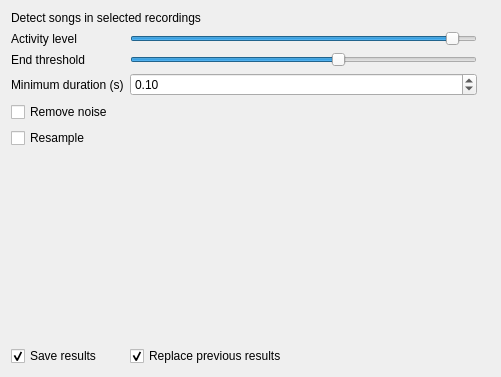
Qt form src/gui/widgets/audio/ui/detectoroptions.ui (Vin985/ecosongs) before a commit.
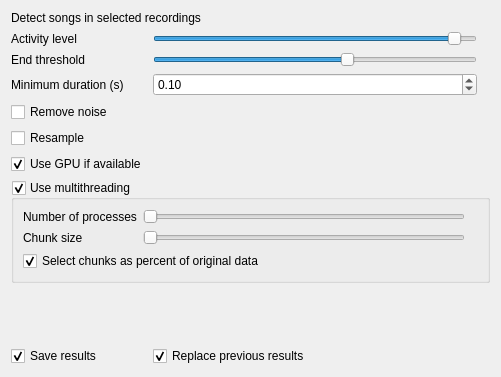
The same form after that commit.

Commit message: detector options

```diff
--- a/src/gui/widgets/audio/ui/detectoroptions.ui
+++ b/src/gui/widgets/audio/ui/detectoroptions.ui
@@ -109,7 +109,37 @@
      </property>
     </widget>
    </item>
+   <item row="9" column="0">
+    <widget class="QCheckBox" name="checkbox_save">
+     <property name="text">
+      <string>Save results</string>
+     </property>
+     <property name="checked">
+      <bool>true</bool>
+     </property>
+    </widget>
+   </item>
+   <item row="9" column="1">
+    <widget class="QCheckBox" name="checkbox_overwrite">
+     <property name="text">
+      <string>Replace previous results</string>
+     </property>
+     <property name="checked">
+      <bool>true</bool>
+     </property>
+    </widget>
+   </item>
    <item row="6" column="0">
+    <widget class="QCheckBox" name="checkbox_gpu">
+     <property name="text">
+      <string>Use GPU if available</string>
+     </property>
+     <property name="checked">
+      <bool>true</bool>
+     </property>
+    </widget>
+   </item>
+   <item row="8" column="0" colspan="2">
     <spacer name="verticalSpacer">
      <property name="orientation">
       <enum>Qt::Vertical</enum>
@@ -122,24 +152,68 @@
      </property>
     </spacer>
    </item>
-   <item row="7" column="0">
-    <widget class="QCheckBox" name="checkbox_save">
-     <property name="text">
-      <string>Save results</string>
+   <item row="7" column="0" colspan="3">
+    <widget class="QGroupBox" name="groupBox">
+     <property name="title">
+      <string>Use multithreading</string>
      </property>
-     <property name="checked">
+     <property name="checkable">
       <bool>true</bool>
      </property>
-    </widget>
-   </item>
-   <item row="7" column="1">
-    <widget class="QCheckBox" name="checkbox_overwrite">
-     <property name="text">
-      <string>Replace previous results</string>
-     </property>
-     <property name="checked">
-      <bool>true</bool>
-     </property>
+     <layout class="QGridLayout" name="gridLayout_2">
+      <item row="0" column="1">
+       <widget class="QSlider" name="horizontalSlider">
+        <property name="orientation">
+         <enum>Qt::Horizontal</enum>
+        </property>
+       </widget>
+      </item>
+      <item row="2" column="2">
+       <widget class="QLabel" name="label_8">
+        <property name="text">
+         <string/>
+        </property>
+       </widget>
+      </item>
+      <item row="0" column="0">
+       <widget class="QLabel" name="label_5">
+        <property name="text">
+         <string>Number of processes</string>
+        </property>
+       </widget>
+      </item>
+      <item row="0" column="2">
+       <widget class="QLabel" name="label_6">
+        <property name="text">
+         <string/>
+        </property>
+       </widget>
+      </item>
+      <item row="1" column="0">
+       <widget class="QLabel" name="label_7">
+        <property name="text">
+         <string>Chunk size</string>
+        </property>
+       </widget>
+      </item>
+      <item row="1" column="1">
+       <widget class="QSlider" name="horizontalSlider_2">
+        <property name="orientation">
+         <enum>Qt::Horizontal</enum>
+        </property>
+       </widget>
+      </item>
+      <item row="2" column="0" colspan="2">
+       <widget class="QCheckBox" name="checkBox">
+        <property name="text">
+         <string>Select chunks as percent of original data</string>
+        </property>
+        <property name="checked">
+         <bool>true</bool>
+        </property>
+       </widget>
+      </item>
+     </layout>
     </widget>
    </item>
   </layout>
```
The commit also changes 1 other file.
